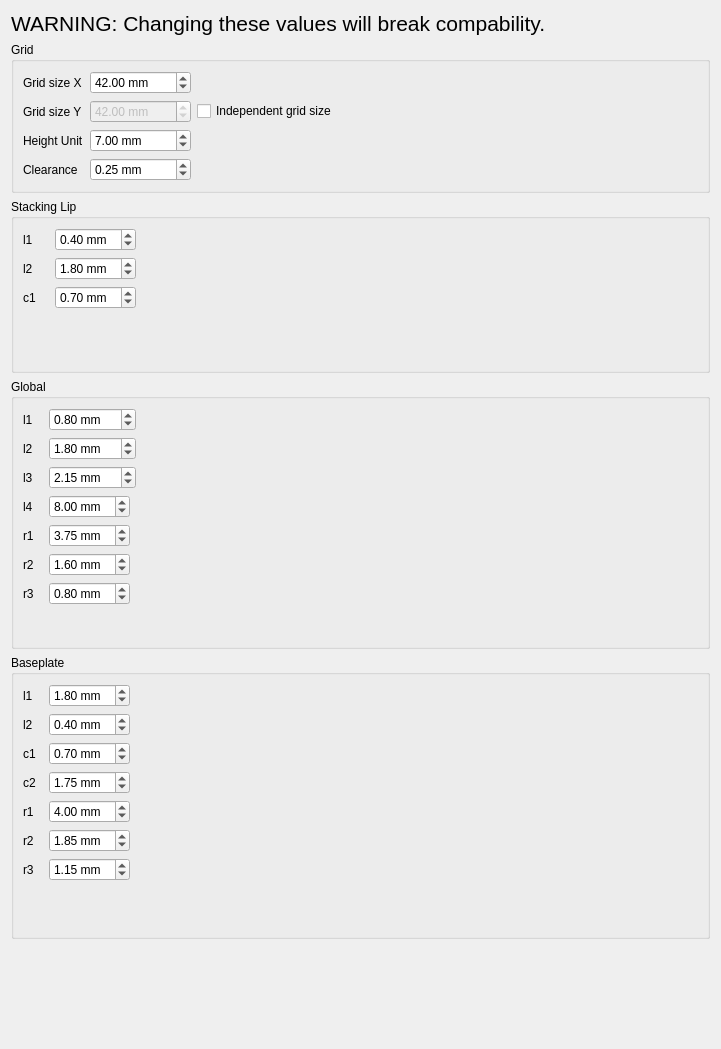
Before: the Qt Designer form freecad/gridfinity_workbench/ui/preferences-standard.ui in Stu142/FreeCAD-Gridfinity-Workbench, drawn with Qt 5.
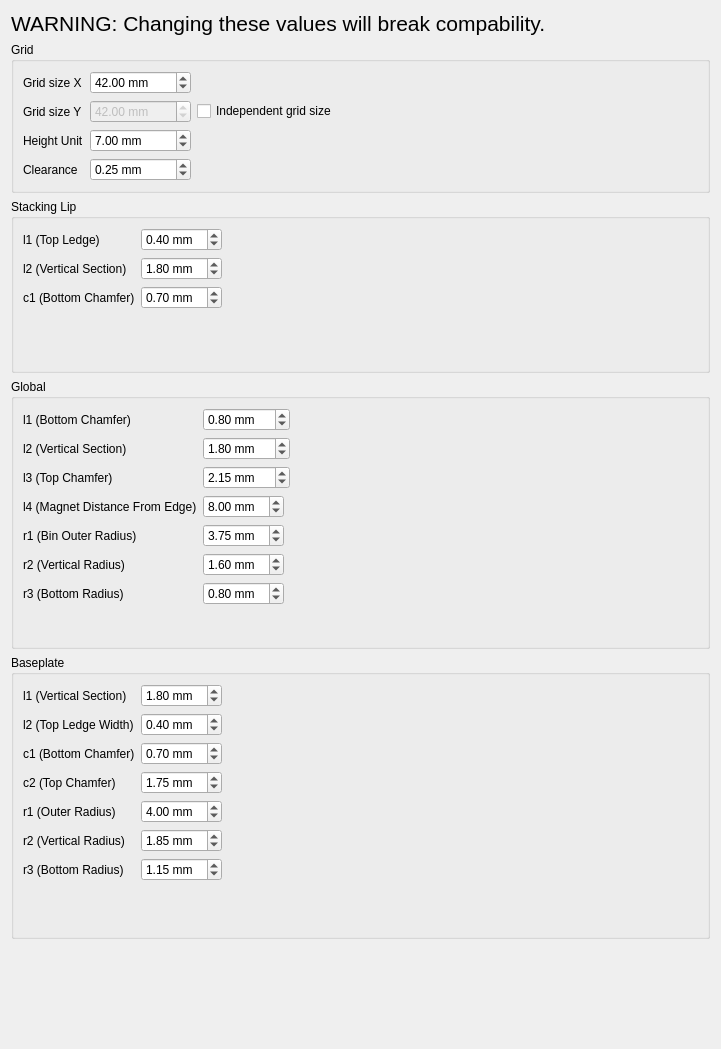
After: the same form once the commit is applied. Icons and pictures are not drawn. Custom widgets are drawn as their Qt base class.

Diff of the .ui file:
```diff
--- a/freecad/gridfinity_workbench/ui/preferences-standard.ui
+++ b/freecad/gridfinity_workbench/ui/preferences-standard.ui
@@ -189,7 +189,7 @@
       <item row="2" column="0" colspan="2">
        <widget class="QLabel" name="StackingLipBottomChamferLabel_2">
         <property name="text">
-         <string>c1</string>
+         <string>c1 (Bottom Chamfer)</string>
         </property>
        </widget>
       </item>
@@ -263,7 +263,7 @@
       <item row="0" column="0">
        <widget class="QLabel" name="StackingLipTopLedgeLabel_2">
         <property name="text">
-         <string>l1</string>
+         <string>l1 (Top Ledge)</string>
         </property>
        </widget>
       </item>
@@ -299,7 +299,7 @@
       <item row="1" column="0">
        <widget class="QLabel" name="StackingLipVerticalSectionLabel_2">
         <property name="text">
-         <string>l2</string>
+         <string>l2 (Vertical Section)</string>
         </property>
        </widget>
       </item>
@@ -359,7 +359,7 @@
       <item row="0" column="0">
        <widget class="QLabel" name="BaseBottomChamferLabel">
         <property name="text">
-         <string comment="Disambiguation text" extracomment="Comment text">l1</string>
+         <string comment="Disambiguation text" extracomment="Comment text">l1 (Bottom Chamfer)</string>
         </property>
        </widget>
       </item>
@@ -423,7 +423,7 @@
       <item row="4" column="0">
        <widget class="QLabel" name="BaseOuterRadiusLabel">
         <property name="text">
-         <string>r1</string>
+         <string>r1 (Bin Outer Radius)</string>
         </property>
        </widget>
       </item>
@@ -490,7 +490,7 @@
       <item row="5" column="0">
        <widget class="QLabel" name="BaseVerticalRadiusLabel">
         <property name="text">
-         <string>r2</string>
+         <string>r2 (Vertical Radius)</string>
         </property>
        </widget>
       </item>
@@ -532,21 +532,21 @@
       <item row="6" column="0">
        <widget class="QLabel" name="BaseBottomRadiusLabel">
         <property name="text">
-         <string>r3</string>
+         <string>r3 (Bottom Radius)</string>
         </property>
        </widget>
       </item>
       <item row="2" column="0">
        <widget class="QLabel" name="BaseTopChamferLabel">
         <property name="text">
-         <string>l3</string>
+         <string>l3 (Top Chamfer)</string>
         </property>
        </widget>
       </item>
       <item row="1" column="0">
        <widget class="QLabel" name="BaseVerticalSectionLabel">
         <property name="text">
-         <string>l2</string>
+         <string>l2 (Vertical Section)</string>
         </property>
        </widget>
       </item>
@@ -575,7 +575,7 @@
       <item row="3" column="0">
        <widget class="QLabel" name="MagnetHoleDistanceFromEdgeLabel">
         <property name="text">
-         <string>l4</string>
+         <string>l4 (Magnet Distance From Edge)</string>
         </property>
        </widget>
       </item>
@@ -642,7 +642,7 @@
       <item row="4" column="0">
        <widget class="QLabel" name="label_11">
         <property name="text">
-         <string>r1</string>
+         <string>r1 (Outer Radius)</string>
         </property>
        </widget>
       </item>
@@ -737,7 +737,7 @@
       <item row="2" column="0">
        <widget class="QLabel" name="label_7">
         <property name="text">
-         <string>c1</string>
+         <string>c1 (Bottom Chamfer)</string>
         </property>
        </widget>
       </item>
@@ -757,21 +757,21 @@
       <item row="0" column="0">
        <widget class="QLabel" name="label_8">
         <property name="text">
-         <string>l1</string>
+         <string>l1 (Vertical Section)</string>
         </property>
        </widget>
       </item>
       <item row="1" column="0">
        <widget class="QLabel" name="label_10">
         <property name="text">
-         <string>l2</string>
+         <string>l2 (Top Ledge Width)</string>
         </property>
        </widget>
       </item>
       <item row="6" column="0">
        <widget class="QLabel" name="label_13">
         <property name="text">
-         <string>r3</string>
+         <string>r3 (Bottom Radius)</string>
         </property>
        </widget>
       </item>
@@ -800,7 +800,7 @@
       <item row="3" column="0">
        <widget class="QLabel" name="label_9">
         <property name="text">
-         <string>c2</string>
+         <string>c2 (Top Chamfer)</string>
         </property>
        </widget>
       </item>
@@ -845,7 +845,7 @@
       <item row="5" column="0">
        <widget class="QLabel" name="label_12">
         <property name="text">
-         <string>r2</string>
+         <string>r2 (Vertical Radius)</string>
         </property>
        </widget>
       </item>
```
